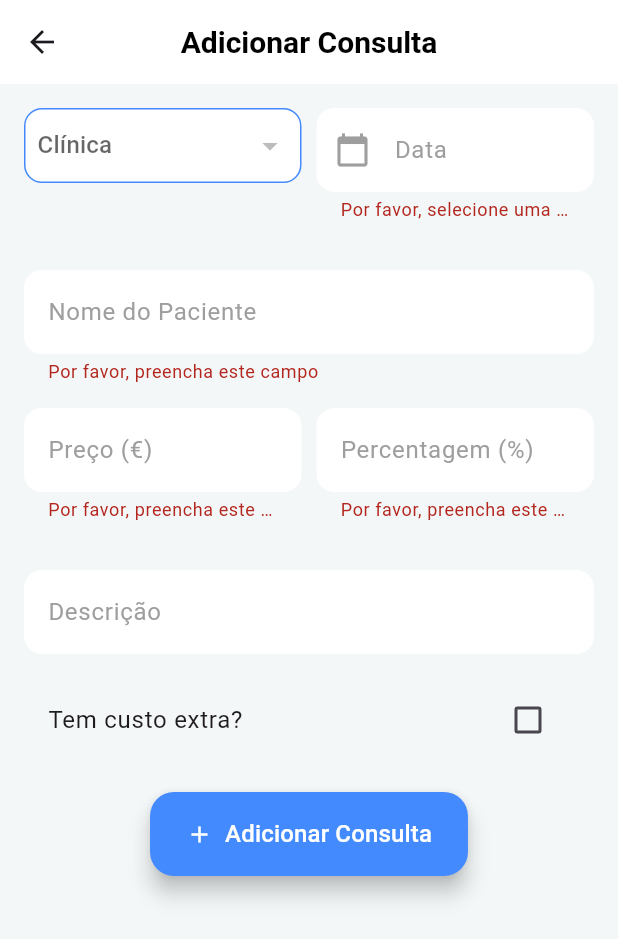
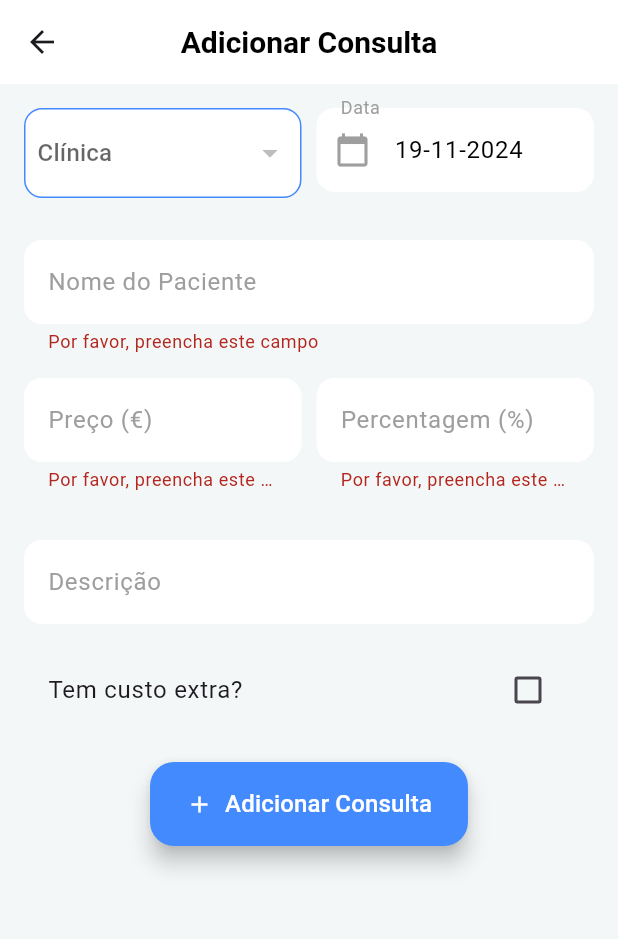
Before and after one commit to chocoflakez/contatudo, a Flutter app: the AddAppointmentScreen screen opened directly, after a tap on "Adicionar Consulta", on a phone screen of 412 x 824 dp. Shown: the top 939 px of the screen. Run offline on Flutter 3.47's test engine with Material 3 defaults, Android fonts, the phone set to English and light mode, and no system bars; our stand-ins replace fl_chart, supabase_flutter; accounts and stored records are empty.

Commit message:
#CT-32 Set default appointment date to today and enhance clinic dropdown UI

```diff
--- a/lib/screens/add_appointment_screen.dart
+++ b/lib/screens/add_appointment_screen.dart
@@ -33,6 +33,8 @@ class _AddAppointmentScreenState extends State<AddAppointmentScreen> {
   void initState() {
     super.initState();
     fetchClinics();
+    appointmentDateController.text =
+        DateFormat('dd-MM-yyyy').format(DateTime.now());
   }
 
   void loadAppointmentData(Appointment appointment) {
@@ -202,12 +204,14 @@ class _AddAppointmentScreenState extends State<AddAppointmentScreen> {
                 children: [
                   Expanded(
                     child: Container(
+                      height: 60,
                       padding: const EdgeInsets.symmetric(horizontal: 8.0),
                       decoration: BoxDecoration(
                         color: Colors.white,
                         borderRadius: BorderRadius.circular(12),
                         border: Border.all(color: AppColors.accentColor),
                       ),
+                      child: Center(
                         child: DropdownButton<Clinic>(
                           value: selectedClinic,
                           hint: const Text('Clínica'),
@@ -228,6 +232,7 @@ class _AddAppointmentScreenState extends State<AddAppointmentScreen> {
                               child: Text(clinic.name),
                             );
                           }).toList(),
+                        ),
                       ),
                     ),
                   ),
```
Lines whose indentation alone changed are shown as unchanged.
